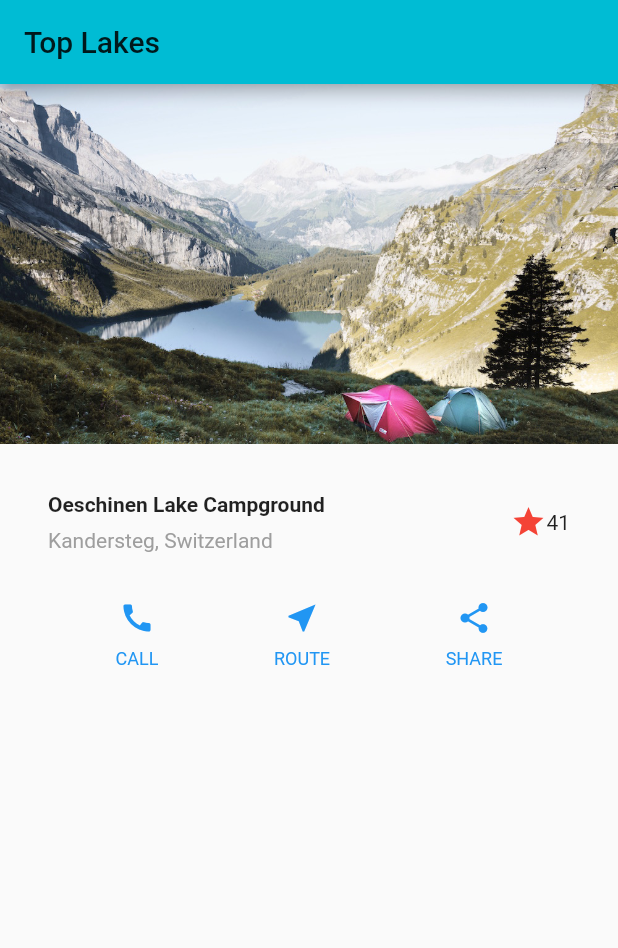
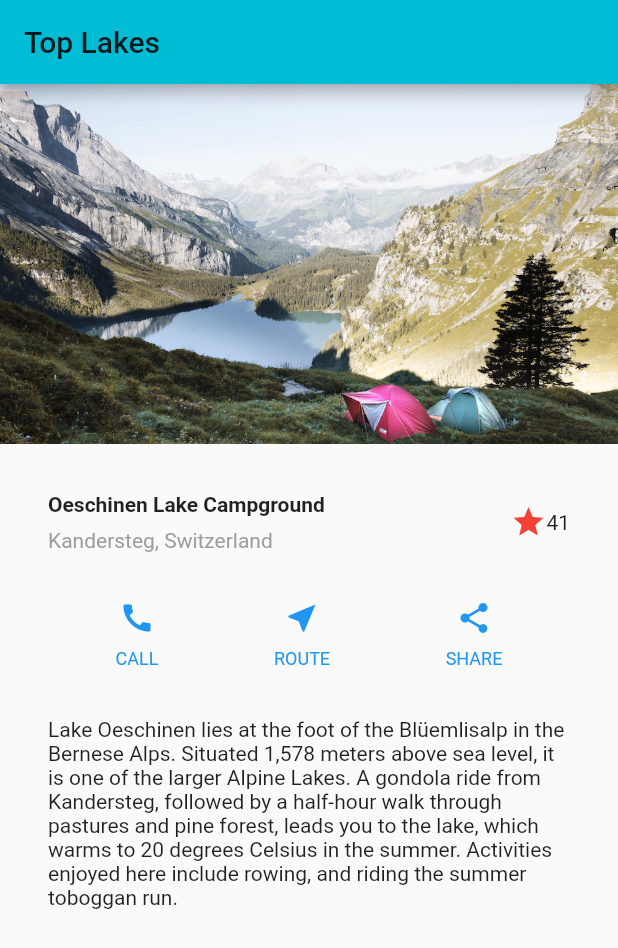
Before and after one commit to tkmct/flutter_sample, a Flutter app: the screen it shows after launch, on a phone screen of 412 x 824 dp. Shown: the top 948 px of the screen. Run offline on Flutter 3.47's test engine with Material 2 defaults, Android fonts, the phone set to English and light mode, and no system bars.

Commit message:
Add text section

```diff
--- a/lib/main.dart
+++ b/lib/main.dart
@@ -60,6 +60,15 @@ class MyApp extends StatelessWidget {
       ],
     ));
 
+    Widget textSection = Container(
+        padding: const EdgeInsets.all(32.0),
+        child: Text(
+          '''
+Lake Oeschinen lies at the foot of the Blüemlisalp in the Bernese Alps. Situated 1,578 meters above sea level, it is one of the larger Alpine Lakes. A gondola ride from Kandersteg, followed by a half-hour walk through pastures and pine forest, leads you to the lake, which warms to 20 degrees Celsius in the summer. Activities enjoyed here include rowing, and riding the summer toboggan run.
+        ''',
+          softWrap: true,
+        ));
+
     return MaterialApp(
         title: 'Flutter Demo',
         theme: ThemeData(primarySwatch: Colors.cyan),
@@ -75,7 +84,8 @@ class MyApp extends StatelessWidget {
               fit: BoxFit.cover,
             ),
             titleSection,
-            buttonSection
+            buttonSection,
+            textSection
           ]),
         ));
   }
```
